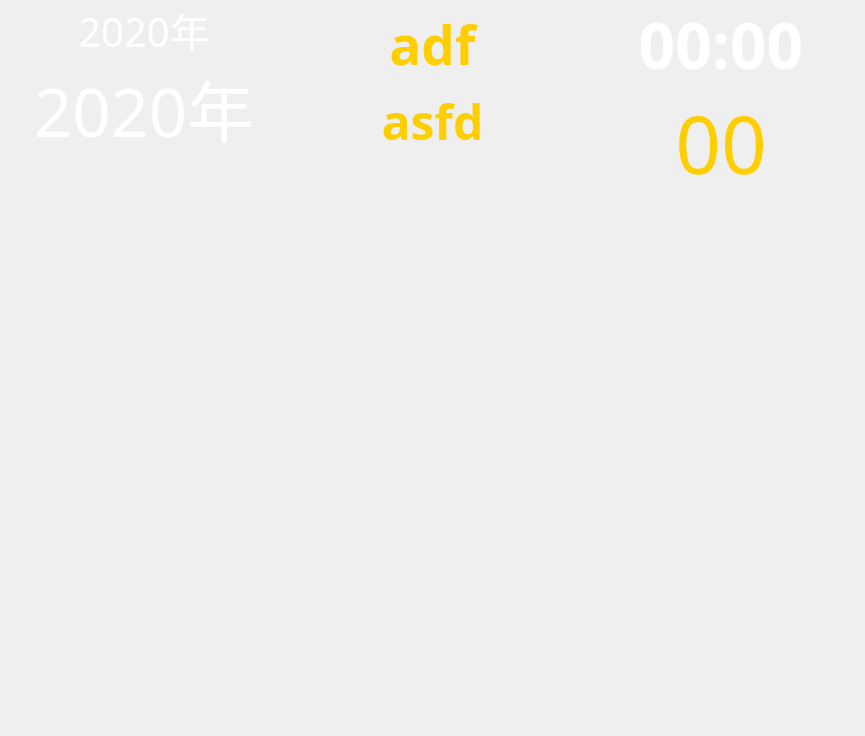
Before: the Qt Designer form module/frm_display.ui in jack-liaojie/LED_DEMO, drawn with Qt 5.
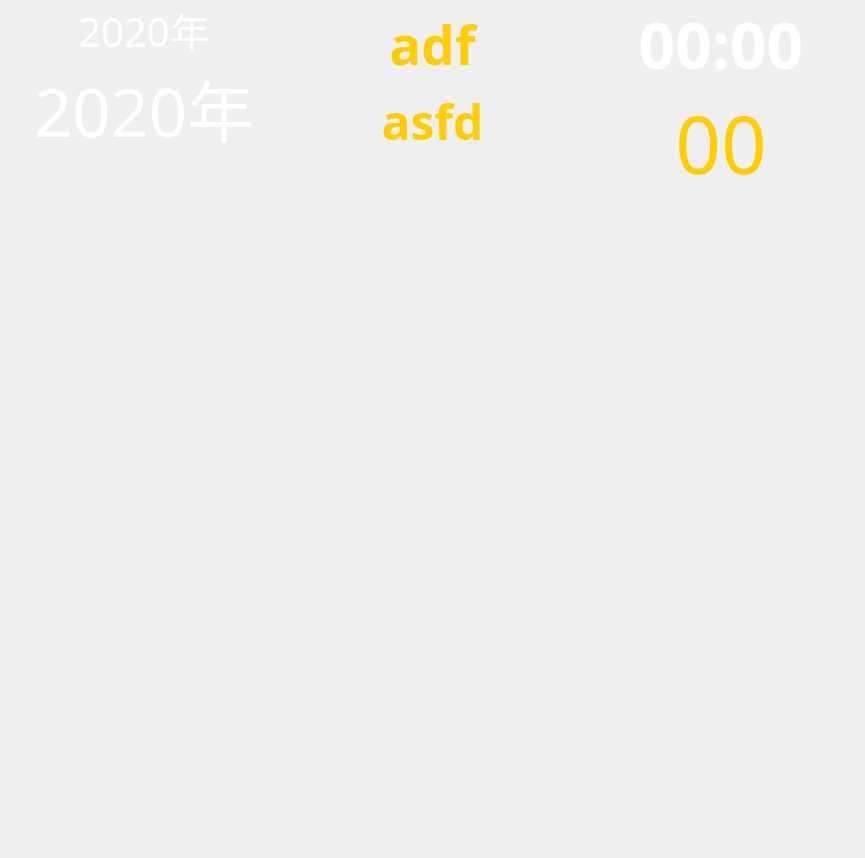
After: the same form once the commit is applied. Icons and pictures are not drawn.

```diff
--- a/module/frm_display.ui
+++ b/module/frm_display.ui
@@ -7,7 +7,7 @@
     <x>0</x>
     <y>0</y>
     <width>865</width>
-    <height>736</height>
+    <height>858</height>
    </rect>
   </property>
   <property name="sizePolicy">
```
Left out of the diff: 458 changed lines with no effect on the pictures.
